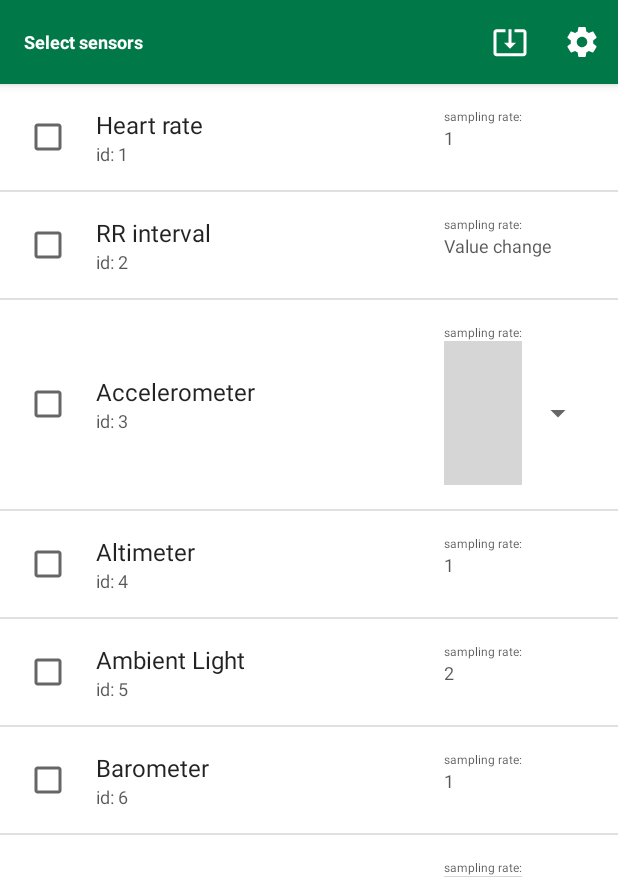
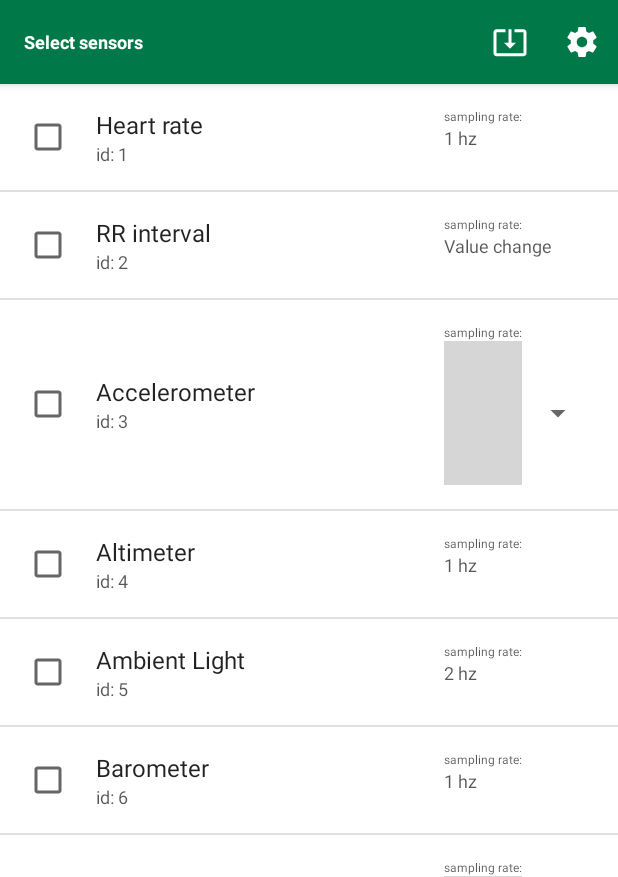
Before and after one commit to marcialsandoval/MyBand, an Android app: the screen it shows after launch (MainActivity), on a phone screen of 412 x 824 dp. Shown: the top 877 px of the screen. Run offline under Robolectric (Android 15) with nearby library versions, the phone set to English and light mode, and no system bars; libraries missing offline, so code that uses them is left out: com.microsoft.band; grey boxes are pictures that could not be loaded.

Commit message:
Sensor sampling rate spinner bug fixed

```diff
--- a/app/src/main/java/com/mars_skyrunner/myband/MainActivity.java
+++ b/app/src/main/java/com/mars_skyrunner/myband/MainActivity.java
@@ -332,7 +332,7 @@ public class MainActivity extends AppCompatActivity {
         sensorReadings.add(new SensorReading(this, Constants.ALTIMETER_SENSOR_ID, ""));
         sensorReadings.add(new SensorReading(this, Constants.AMBIENT_LIGHT_SENSOR_ID, ""));
         sensorReadings.add(new SensorReading(this, Constants.BAROMETER_SENSOR_ID, ""));
-        sensorReadings.add(new SensorReading(this, Constants.GSR_SENSOR_ID, ""));
+        sensorReadings.add(new SensorReading(this, Constants.GSR_SENSOR_ID, "", Constants.SR_02));
         sensorReadings.add(new SensorReading(this, Constants.CALORIES_SENSOR_ID, ""));
         sensorReadings.add(new SensorReading(this, Constants.DISTANCE_SENSOR_ID, ""));
         sensorReadings.add(new SensorReading(this, Constants.GYROSCOPE_SENSOR_ID, "",  Constants.SR_8));
--- a/app/src/main/java/com/mars_skyrunner/myband/SensorArrayAdapter.java
+++ b/app/src/main/java/com/mars_skyrunner/myband/SensorArrayAdapter.java
@@ -48,8 +48,10 @@ public class SensorArrayAdapter extends ArrayAdapter<SensorReading> {
         TextView name = convertView.findViewById(R.id.sensor_name);
         TextView id = convertView.findViewById(R.id.sensor_id);
         TextView samplingRateTV = convertView.findViewById(R.id.sample_rate_display);
+        TextView hertzTV = convertView.findViewById(R.id.hertz_tv);
+        hertzTV.setVisibility(View.VISIBLE);
+
         final Spinner mSpinner = convertView.findViewById(R.id.sample_rate_spinner);
-        LinearLayout container =  convertView.findViewById(R.id.sample_rate_spinner_container);
         ProgressBar bar =  convertView.findViewById(R.id.progress_bar);
 
         if(sensorReading.isProgressBarStatus()){
@@ -97,7 +99,8 @@ public class SensorArrayAdapter extends ArrayAdapter<SensorReading> {
             case Constants.GYROSCOPE_SENSOR_ID:
 
                 samplingRateTV.setVisibility(View.GONE);
-                container.setVisibility(View.VISIBLE);
+                mSpinner.setVisibility(View.VISIBLE);
+
                 options.add(Constants.SAMPLE_RATE_OPTIONS[4]);
                 options.add(Constants.SAMPLE_RATE_OPTIONS[5]);
                 options.add(Constants.SAMPLE_RATE_OPTIONS[6]);
@@ -118,17 +121,25 @@ public class SensorArrayAdapter extends ArrayAdapter<SensorReading> {
 
             case Constants.GSR_SENSOR_ID:
                 samplingRateTV.setVisibility(View.GONE);
-                container.setVisibility(View.VISIBLE);
+                mSpinner.setVisibility(View.VISIBLE);
+
                 options.add(Constants.SAMPLE_RATE_OPTIONS[0]);
                 options.add(Constants.SAMPLE_RATE_OPTIONS[3]);
                 dataAdapter = new ArrayAdapter<String>(mContext, R.layout.sample_rate_option_textview, options);
                 mSpinner.setAdapter(dataAdapter);
+
+                if(sensorReading.getSensorReadingRate().equals(Constants.SAMPLE_RATE_OPTIONS[0])){
+                    mSpinner.setSelection(0);
+                }else{
+                    mSpinner.setSelection(1);
+                }
+
                 break;
 
             default:
+                samplingRateTV.setVisibility(View.VISIBLE);
+                mSpinner.setVisibility(View.GONE);
 
-                samplingRateTV.setVisibility(View.VISIBLE);
-                container.setVisibility(View.GONE);
                 String sampleRate = "";
 
                 switch (sensorReading.getSensorID()) {
@@ -146,6 +157,7 @@ public class SensorArrayAdapter extends ArrayAdapter<SensorReading> {
                         break;
 
                     default:
+                        hertzTV.setVisibility(View.GONE);
                         sampleRate = Constants.SAMPLE_RATE_OPTIONS[7];
                         break;
 
@@ -164,8 +176,6 @@ public class SensorArrayAdapter extends ArrayAdapter<SensorReading> {
             public void onItemSelected(AdapterView<?> arg0, View arg1,
                                        int arg2, long arg3) {
 
-                //TODO: SET sensorReadings Sampling rate
-
                 //If spinner selection changes, stopButtonClicked() Method is called on MainActivity class
                 if (arg2 != spinnerSelection) {
 
@@ -173,7 +183,6 @@ public class SensorArrayAdapter extends ArrayAdapter<SensorReading> {
 
                     String accSampleRateSelection = mSpinner.getSelectedItem().toString();
                     sensorReadings.get(position).setSensorReadingRate(accSampleRateSelection);
-
 
                     Intent stopReadingIntent = new Intent(Constants.RESET_SENSOR_READING);
                     stopReadingIntent.setFlags(Intent.FLAG_ACTIVITY_NEW_TASK | Intent.FLAG_ACTIVITY_CLEAR_TASK);
--- a/app/src/main/res/layout/sensor_view.xml
+++ b/app/src/main/res/layout/sensor_view.xml
@@ -69,26 +69,30 @@
                     android:text="sampling rate:"
                     android:textSize="8sp" />
 
-                <TextView
-                    android:visibility="gone"
-                    android:id="@+id/sample_rate_display"
-                    style="@style/SecondaryTextListItem"
-                    android:layout_width="match_parent"
-                    android:layout_height="match_parent"
-                    android:text="1 Hz" />
-
                 <LinearLayout
                     android:id="@+id/sample_rate_spinner_container"
                     android:layout_width="wrap_content"
                     android:layout_height="wrap_content"
                     android:orientation="horizontal">
+
+                    <TextView
+                        android:visibility="visible"
+                        android:id="@+id/sample_rate_display"
+                        style="@style/SecondaryTextListItem"
+                        android:layout_width="match_parent"
+                        android:layout_height="match_parent"
+                        android:text="1" />
+
                     <Spinner
+                        android:visibility="gone"
                         android:id="@+id/sample_rate_spinner"
                         android:layout_width="wrap_content"
                         android:layout_height="wrap_content">
 
                     </Spinner>
+
                     <TextView
+                        android:id="@+id/hertz_tv"
                         style="@style/SecondaryTextListItem"
                         android:layout_width="wrap_content"
                         android:layout_height="wrap_content"
```
